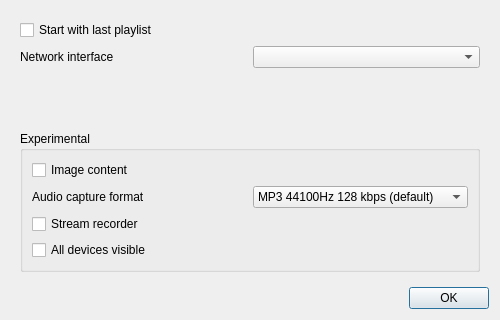
Qt form desktop/src/settingsdialog.ui (mkiol/Jupii) before a commit.
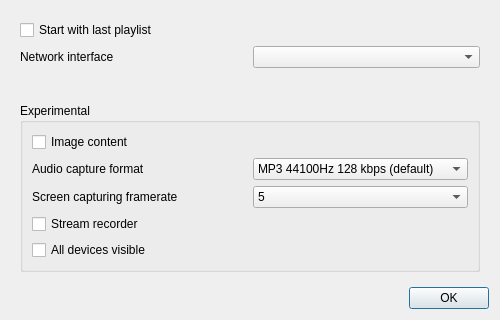
The same form after that commit.

Commit message: Auto screen size detection for screen caster

The edit to the form file:
```diff
--- a/desktop/src/settingsdialog.ui
+++ b/desktop/src/settingsdialog.ui
@@ -114,6 +114,36 @@
            </item>
           </layout>
          </item>
+         <item>
+          <layout class="QHBoxLayout" name="screenFramerateLayout">
+           <item>
+            <widget class="QLabel" name="label_2">
+             <property name="text">
+              <string>Screen capturing framerate</string>
+             </property>
+            </widget>
+           </item>
+           <item>
+            <widget class="QComboBox" name="screenFramerateComboBox">
+             <item>
+              <property name="text">
+               <string>5</string>
+              </property>
+             </item>
+             <item>
+              <property name="text">
+               <string>15 (default)</string>
+              </property>
+             </item>
+             <item>
+              <property name="text">
+               <string>30</string>
+              </property>
+             </item>
+            </widget>
+           </item>
+          </layout>
+         </item>
          <item>
           <widget class="QCheckBox" name="recCheckBox">
            <property name="text">
```
The commit also changes 6 other files.
